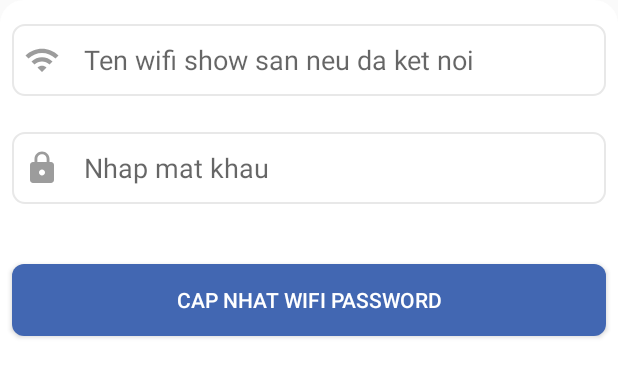
After one commit to trongtran178/food_delivery, an Android app: the layout dialog_add_wifi.xml on its own in the app's theme, with its tools: preview values and no code run, on a phone screen of 412 x 824 dp. The commit adds this screen. Shown: the top 376 px of the screen. Run offline under Robolectric (Android 15) with nearby library versions, the phone set to English and light mode, and no system bars.

Commit message:
UI done - pending review

```diff
--- a/app/build.gradle
+++ b/app/build.gradle
@@ -34,7 +34,7 @@ dependencies {
     implementation 'androidx.cardview:cardview:1.0.0'
     implementation 'android.arch.lifecycle:extensions:2.2.0'
     implementation 'android.arch.lifecycle:compiler:2.2.0'
-
+    implementation 'com.google.android.gms:play-services-maps:17.0.0'
     implementation 'androidx.navigation:navigation-fragment:2.0.0'
     implementation 'androidx.navigation:navigation-ui:2.0.0'
     testImplementation 'junit:junit:4.12'
@@ -42,7 +42,7 @@ dependencies {
     androidTestImplementation 'androidx.test.espresso:espresso-core:3.2.0'
     annotationProcessor 'androidx.room:room-compiler:2.1.0'
     annotationProcessor 'androidx.lifecycle:lifecycle-compiler:2.0.0'
-    implementation 'com.google.android.gms:play-services-maps:17.0.0'
+
 
 
 }
--- a/app/src/main/AndroidManifest.xml
+++ b/app/src/main/AndroidManifest.xml
@@ -12,7 +12,7 @@
 
         <meta-data
             android:name="com.google.android.geo.API_KEY"
-            android:value="AIzaSyCZ9u_lUi8qluejrwYiaVPRlUZaWdbMVcs" />
+            android:value="AIzaSyBDrQRAum7jvzarxnQkCMwKnrAio5YFvmY" />
 
 
         <activity android:name=".page.categories.FilterCategoriesActivity" />
--- a/app/src/main/java/hcmute/spkt/tranngoctrong/food_delivery/page/search/ChooseProvincesActivity.java
+++ b/app/src/main/java/hcmute/spkt/tranngoctrong/food_delivery/page/search/ChooseProvincesActivity.java
@@ -77,13 +77,8 @@ public class ChooseProvincesActivity extends AppCompatActivity {
     }
 
     private class OnBackTextClickListener implements View.OnClickListener {
-
         @Override
         public void onClick(View v) {
-            // send data back to search activity
-            // đặt resultCode là Activity.RESULT_CANCELED thể hiện
-            // đã thất bại khi người dùng click vào nút Back.
-            // Khi này sẽ không trả về data.
             Intent resultIntent = new Intent();
             setResult(RESULT_CANCELED, resultIntent);
             finish();
--- /dev/null
+++ b/app/src/main/res/color/text_input_box_stroke.xml
@@ -0,0 +1,6 @@
+<?xml version="1.0" encoding="utf-8"?>
+<selector xmlns:android="http://schemas.android.com/apk/res/android">
+    <item android:color="#fcc" android:state_focused="true" />
+    <item android:color="#cfc" android:state_hovered="true" />
+    <item android:color="#ccf" />
+</selector>
--- /dev/null
+++ b/app/src/main/res/drawable/add_wifi_button_custom.xml
@@ -0,0 +1,10 @@
+<?xml version="1.0" encoding="utf-8"?>
+<selector xmlns:android="http://schemas.android.com/apk/res/android">
+    <item>
+        <shape>
+            <solid android:color="@color/blue"></solid>
+            <corners android:radius="8dp"></corners>
+            <stroke android:color="@color/black" />
+        </shape>
+    </item>
+</selector>
--- /dev/null
+++ b/app/src/main/res/drawable/custom_dialog.xml
@@ -0,0 +1,9 @@
+<?xml version="1.0" encoding="utf-8"?>
+<selector xmlns:android="http://schemas.android.com/apk/res/android">
+    <item>
+        <shape>
+            <solid android:color="@color/white"></solid>
+            <corners android:radius="16dp"></corners>
+        </shape>
+    </item>
+</selector>
--- /dev/null
+++ b/app/src/main/res/drawable/custom_text_input_edit_text.xml
@@ -0,0 +1,10 @@
+<?xml version="1.0" encoding="utf-8"?>
+<selector xmlns:android="http://schemas.android.com/apk/res/android">
+    <item>
+        <shape>
+            <solid android:color="@color/white"></solid>
+            <corners android:radius="8dp"></corners>
+            <stroke android:width="1dp" android:color="@color/grey" />
+        </shape>
+    </item>
+</selector>
--- /dev/null
+++ b/app/src/main/res/drawable/ic_lock_grey_24dp.xml
@@ -0,0 +1,5 @@
+<vector android:height="24dp" android:tint="#9C9C9C"
+    android:viewportHeight="24.0" android:viewportWidth="24.0"
+    android:width="24dp" xmlns:android="http://schemas.android.com/apk/res/android">
+    <path android:fillColor="#FF000000" android:pathData="M18,8h-1L17,6c0,-2.76 -2.24,-5 -5,-5S7,3.24 7,6v2L6,8c-1.1,0 -2,0.9 -2,2v10c0,1.1 0.9,2 2,2h12c1.1,0 2,-0.9 2,-2L20,10c0,-1.1 -0.9,-2 -2,-2zM12,17c-1.1,0 -2,-0.9 -2,-2s0.9,-2 2,-2 2,0.9 2,2 -0.9,2 -2,2zM15.1,8L8.9,8L8.9,6c0,-1.71 1.39,-3.1 3.1,-3.1 1.71,0 3.1,1.39 3.1,3.1v2z"/>
+</vector>
--- a/app/src/main/res/layout/activity_menu_details.xml
+++ b/app/src/main/res/layout/activity_menu_details.xml
@@ -44,7 +44,7 @@
 
                 <ImageButton
 
-                    android:id="@+id/backTextView"
+                    android:id="@+id/menu_detail_back_button"
                     android:layout_width="wrap_content"
                     android:layout_height="wrap_content"
                     android:background="@color/red"
--- a/app/src/main/res/layout/activity_restaurant_detail.xml
+++ b/app/src/main/res/layout/activity_restaurant_detail.xml
@@ -51,8 +51,7 @@
                     app:layout_constraintTop_toBottomOf="@id/temp">
 
                     <ImageButton
-
-                        android:id="@+id/backTextView"
+                        android:id="@+id/restaurant_detail_back_button"
                         android:layout_width="wrap_content"
                         android:layout_height="wrap_content"
                         android:background="@color/red"
@@ -404,6 +403,7 @@
                         android:src="@drawable/ic_wifi_black_24dp"></ImageButton>
 
                     <TextView
+                        android:id="@+id/add_wifi_text_view"
                         android:layout_width="wrap_content"
                         android:layout_height="wrap_content"
                         android:text="Them wifi"
--- /dev/null
+++ b/app/src/main/res/layout/dialog_add_wifi.xml
@@ -0,0 +1,46 @@
+<?xml version="1.0" encoding="utf-8"?>
+<LinearLayout xmlns:android="http://schemas.android.com/apk/res/android"
+    android:layout_width="match_parent"
+    android:layout_height="match_parent"
+    android:layout_centerHorizontal="true"
+    android:layout_centerVertical="true"
+    android:background="@drawable/custom_dialog"
+
+    android:orientation="vertical">
+
+
+    <com.google.android.material.textfield.TextInputEditText
+        style="@style/update_wifi_text_input_style"
+        android:layout_width="match_parent"
+        android:layout_height="48dp"
+        android:layout_marginHorizontal="8dp"
+        android:layout_marginVertical="16dp"
+        android:background="@drawable/custom_text_input_edit_text"
+        android:drawableStart="@drawable/ic_wifi_black_24dp"
+        android:drawablePadding="16dp"
+        android:hint="Ten wifi show san neu da ket noi"
+        android:paddingHorizontal="8dp" />
+
+    <com.google.android.material.textfield.TextInputEditText
+        style="@style/update_wifi_text_input_style"
+        android:layout_width="match_parent"
+        android:layout_height="48dp"
+        android:layout_marginHorizontal="8dp"
+        android:layout_marginVertical="8dp"
+        android:background="@drawable/custom_text_input_edit_text"
+        android:drawableStart="@drawable/ic_lock_grey_24dp"
+        android:drawablePadding="16dp"
+        android:hint="Nhap mat khau"
+        android:paddingHorizontal="8dp" />
+
+    <Button
+        android:layout_width="match_parent"
+        android:layout_height="wrap_content"
+        android:layout_marginHorizontal="8dp"
+        android:layout_marginTop="32dp"
+        android:layout_marginBottom="16dp"
+        android:background="@drawable/add_wifi_button_custom"
+        android:text="Cap nhat Wifi password"
+        android:textColor="@color/white" />
+
+</LinearLayout>
--- a/app/src/main/res/values/styles.xml
+++ b/app/src/main/res/values/styles.xml
@@ -17,4 +17,9 @@
 
     <style name="AppTheme.PopupOverlay" parent="ThemeOverlay.AppCompat.Light" />
 
+
+    <style name="update_wifi_text_input_style">
+        <item name="boxStrokeColor">@color/text_input_box_stroke</item>
+    </style>
+
 </resources>
```
Also changed, not shown: app/src/main/java/hcmute/spkt/tranngoctrong/food_delivery/fragment/AddWifiDialogFragment.java (added, +27 -0 lines), app/src/main/java/hcmute/spkt/tranngoctrong/food_delivery/page/search/MenuDetailsActivity.java (+14 -0 lines), app/src/main/java/hcmute/spkt/tranngoctrong/food_delivery/page/search/RestaurantDetailsActivity.java (+35 -2 lines), app/src/main/java/hcmute/spkt/tranngoctrong/food_delivery/page/search/SearchResultsActivity.java (+13 -7 lines), app/src/main/res/drawable/ic_lock_black_24dp.xml (added, +9 -0 lines).
